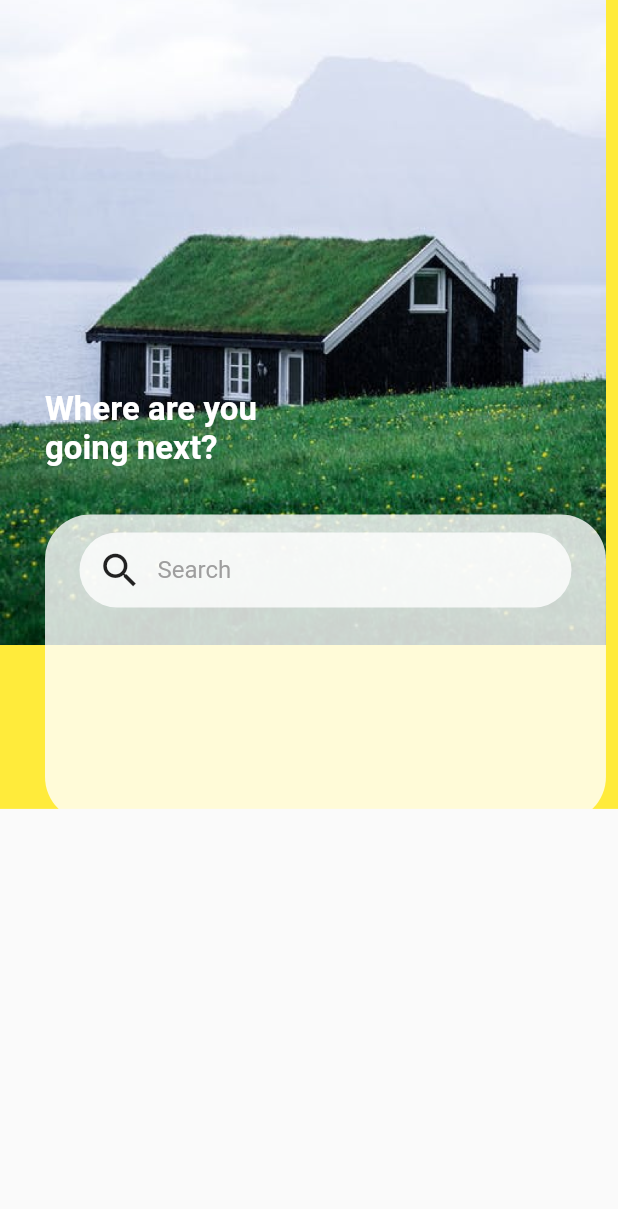
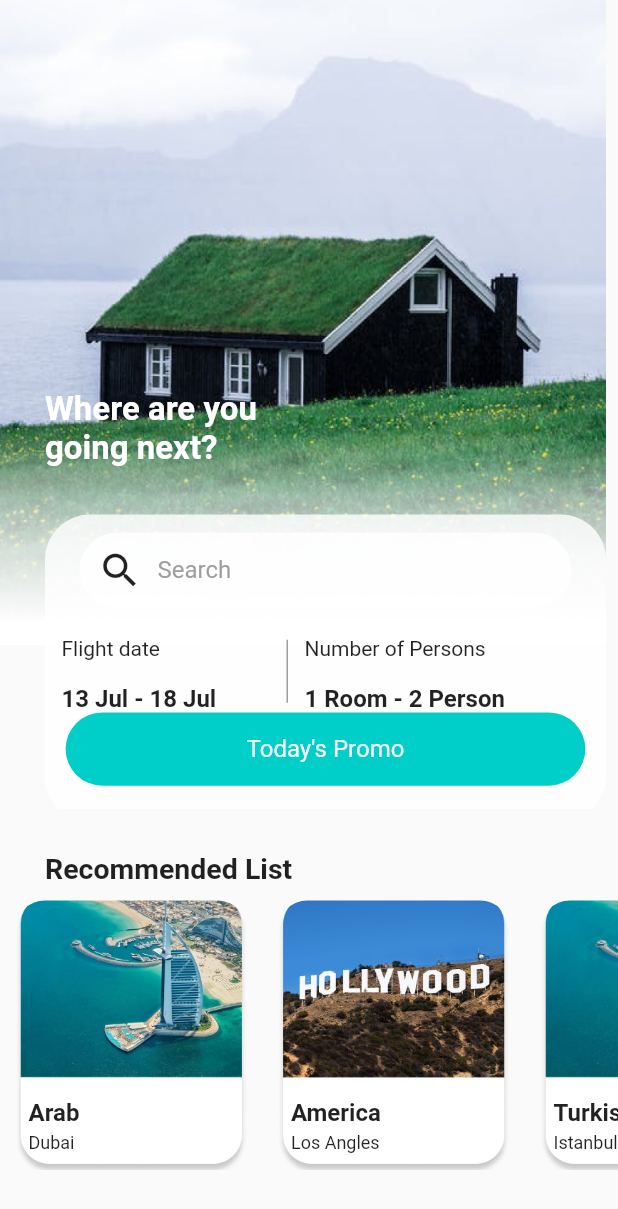
Before and after one commit to Otabek66/Exam, a Flutter app: the HomePage screen opened by its route, on a phone screen of 412 x 824 dp. Shown: the top 1209 px of the screen. Run offline on Flutter 3.47's test engine with Material 2 defaults, Android fonts, the phone set to English and light mode, and no system bars.

Commit message:
Home Pageda O'zgarishlar

```diff
--- /dev/null
+++ b/lib/core/components/house_container.dart
@@ -0,0 +1,20 @@
+import 'package:flutter/material.dart';
+
+class HouseContainer {
+  static container(String text,String texttwo) {
+    return Container(
+      margin: EdgeInsets.only(left: 11, top: 19),
+      width: 150,
+      child: Column(
+        crossAxisAlignment: CrossAxisAlignment.start,
+        children:  [
+          Text('$text\n',style: TextStyle(fontSize: 14),),
+          Text(
+            texttwo,
+            style: TextStyle(fontWeight: FontWeight.bold,fontSize: 16),
+          )
+        ],
+      ),
+    );
+  }
+}
--- a/lib/core/components/text_bold.dart
+++ b/lib/core/components/text_bold.dart
@@ -2,9 +2,12 @@ import 'package:exam/core/constants/constants.dart';
 import 'package:flutter/material.dart';
 
 class TextBold {
-  static myBoldText({required String text}) => Text(
+  static myBoldText({required String text, required double fontSize, Color? color}) => Text(
         text,
-        style: const TextStyle(
-            fontSize: 30, fontWeight: FontWeight.bold),
+        style: TextStyle(
+          fontSize: fontSize,
+          fontWeight: FontWeight.bold,
+          color: color
+        ),
       );
 }
--- /dev/null
+++ b/lib/data/city_info.dart
@@ -0,0 +1,10 @@
+import 'package:exam/models/city_model.dart';
+import 'package:exam/models/user_login_model.dart';
+
+class CityInfo {
+  static List<CityModel> usersInfo = [
+    CityModel('assets/images/dubai.png', 'Arab', 'Dubai'),
+    CityModel('assets/images/LosAngles.png', 'America', 'Los Angles'),
+    CityModel('assets/images/dubai.png', 'Turkish', 'Istanbul')
+  ];
+}
--- /dev/null
+++ b/lib/data/coutry_info.dart
@@ -0,0 +1,8 @@
+import 'package:exam/models/country_model.dart';
+
+class CountrInfo{
+  static List<CountryModel> countryInfo =[
+    CountryModel('assets/images/japan.png', 'Japan'),
+    CountryModel('assets/images/francy.png', 'Francy')
+  ];
+}
--- /dev/null
+++ b/lib/models/city_model.dart
@@ -0,0 +1,6 @@
+class CityModel{
+  String image;
+  String countrys;
+  String citys;
+  CityModel(this.image, this.countrys,this.citys);
+}
--- /dev/null
+++ b/lib/models/country_model.dart
@@ -0,0 +1,5 @@
+class CountryModel{
+  String image;
+  String name;
+  CountryModel(this.image, this.name);
+}
--- a/lib/screens/home_page.dart
+++ b/lib/screens/home_page.dart
@@ -1,6 +1,10 @@
+import 'package:exam/core/components/house_container.dart';
 import 'package:exam/core/components/input_comp.dart';
 import 'package:exam/core/components/sizeconfig.dart';
+import 'package:exam/core/components/text_bold.dart';
 import 'package:exam/core/constants/constants.dart';
+import 'package:exam/data/city_info.dart';
+import 'package:exam/data/coutry_info.dart';
 import 'package:flutter/material.dart';
 
 class HomePage extends StatefulWidget {
@@ -15,22 +19,30 @@ class _HomePageState extends State<HomePage> {
   @override
   Widget build(BuildContext context) {
     return Scaffold(
-      body: Column(
+      body: ListView(
         children: [
           Container(
             height: getHeight(553),
             width: double.infinity,
-            color: Colors.yellow,
             child: Stack(
               children: [
                 Container(
                     height: getHeight(441),
-                  color: Colors.amber,
-                  child: Image.asset(
+                    child: Stack(
+                      children: [
+                        Image.asset(
                           'assets/images/house.png',
                           fit: BoxFit.cover,
                         ),
+                        Positioned(
+                          bottom: 0,
+                          child: Image.asset(
+                            'assets/images/houseBottom.png',
+                            fit: BoxFit.cover,
                           ),
+                        ),
+                      ],
+                    )),
                 Positioned(
                   top: 260,
                   left: 30,
@@ -55,30 +67,29 @@ class _HomePageState extends State<HomePage> {
                         color: ColorsConst.whiteOpasity),
                     child: Column(
                       children: [
-                        Form(
-                          child: Column(
+                        Column(
                           mainAxisAlignment: MainAxisAlignment.center,
                           children: [
                             Container(
                               margin: EdgeInsets.only(top: 12),
                               decoration: BoxDecoration(
                                 borderRadius: BorderRadius.all(
-                                        Radius.circular(
-                                            RadiusConst.extraLargeRadius)),
-                                    color: ColorsConst.whiteOpasity),
+                                  Radius.circular(RadiusConst.extraLargeRadius),
+                                ),
+                                color: ColorsConst.whiteOpasity,
+                              ),
                               height: 50,
                               width: 328,
-                                child: Container(
                               child: Row(
                                 children: [
-                                      SizedBox(
+                                  const SizedBox(
                                     width: 12,
                                   ),
-                                      Icon(
+                                  const Icon(
                                     Icons.search,
                                     size: 30,
                                   ),
-                                      SizedBox(
+                                  const SizedBox(
                                     width: 10,
                                   ),
                                   Text(
@@ -91,8 +102,36 @@ class _HomePageState extends State<HomePage> {
                                 ],
                               ),
                             ),
+                          ],
                         ),
+                        Row(
+                          children: [
+                            HouseContainer.container(
+                                'Flight date', '13 Jul - 18 Jul'),
+                            Container(
+                                margin: EdgeInsets.only(top: 15),
+                                height: 42,
+                                width: 1,
+                                color: Colors.grey),
+                            HouseContainer.container(
+                                'Number of Persons', '1 Room - 2 Person'),
                           ],
+                        ),
+                        Container(
+                          height: getHeight(50),
+                          width: getWidth(328),
+                          decoration: BoxDecoration(
+                            borderRadius: BorderRadius.all(
+                              Radius.circular(RadiusConst.extraLargeRadius),
+                            ),
+                            color: ColorsConst.eColor,
+                          ),
+                          child: Center(
+                            child: Text(
+                              "Today's Promo",
+                              style: TextStyle(
+                                  color: ColorsConst.white, fontSize: 16),
+                            ),
                           ),
                         )
                       ],
@@ -102,6 +141,95 @@ class _HomePageState extends State<HomePage> {
               ],
             ),
           ),
+          Container(
+            alignment: Alignment.bottomLeft,
+            margin: const EdgeInsets.only(top: 29, left: 30),
+            child: TextBold.myBoldText(text: 'Recommended List', fontSize: 19),
+          ),
+          Container(
+            height: 200,
+            width: double.infinity,
+            child: ListView.builder(
+              itemBuilder: (_, __) {
+                return Container(
+                  height: 188,
+                  width: 155,
+                  margin: EdgeInsets.all(10),
+                  decoration: BoxDecoration(
+                    borderRadius: BorderRadius.only(
+                      topLeft: Radius.circular(RadiusConst.largeRadius),
+                      topRight: Radius.circular(RadiusConst.largeRadius),
+                    ),
+                    image: DecorationImage(
+                        image: AssetImage(CityInfo.usersInfo[__].image),
+                        fit: BoxFit.cover),
+                  ),
+                  child: Stack(
+                    children: [
+                      Positioned(
+                          top: 132,
+                          left: 9,
+                          child: TextBold.myBoldText(
+                              text: CityInfo.usersInfo[__].countrys,
+                              fontSize: 16)),
+                      Positioned(
+                          top: 155,
+                          left: 9,
+                          child: Text(
+                            CityInfo.usersInfo[__].citys,
+                            style: TextStyle(fontSize: 12),
+                          ))
+                    ],
+                  ),
+                );
+              },
+              itemCount: CityInfo.usersInfo.length,
+              scrollDirection: Axis.horizontal,
+            ),
+          ),
+          Container(
+            alignment: Alignment.bottomLeft,
+            margin: const EdgeInsets.only(top: 38, left: 30),
+            child:
+                TextBold.myBoldText(text: 'Popular Destination', fontSize: 19),
+          ),
+          Container(
+            height: 200,
+            width: double.infinity,
+            child: ListView.builder(
+              itemBuilder: (_, __) {
+                return Container(
+                  height: 188,
+                  width: 291,
+                  margin: EdgeInsets.all(10),
+                  decoration: BoxDecoration(
+                    borderRadius: BorderRadius.only(
+                      topLeft: Radius.circular(RadiusConst.largeRadius),
+                      topRight: Radius.circular(RadiusConst.largeRadius),
+                    ),
+                    image: DecorationImage(
+                        image: AssetImage(CountrInfo.countryInfo[__].image),
+                        fit: BoxFit.cover),
+                  ),
+                  child: Stack(
+                    children: [
+                      Positioned(
+                        top: 11,
+                        left: 18,
+                        child: TextBold.myBoldText(
+                          text: CountrInfo.countryInfo[__].name,
+                          fontSize: 22,
+                          color: Colors.white
+                        ),
+                      ),
+                    ],
+                  ),
+                );
+              },
+              itemCount: CountrInfo.countryInfo.length,
+              scrollDirection: Axis.horizontal,
+            ),
+          ),
         ],
       ),
     );
--- a/lib/screens/sign_in.dart
+++ b/lib/screens/sign_in.dart
@@ -41,7 +41,7 @@ class _LogInPageState extends State<LogInPage> {
                       height: 40,
                     ),
                     Row(children: [
-                      TextBold.myBoldText(text: "Log in"),
+                      TextBold.myBoldText(text: "Log in",fontSize: 30),
                     ]),
                     const SizedBox(
                       height: 31,
--- a/lib/screens/sign_up.dart
+++ b/lib/screens/sign_up.dart
@@ -43,7 +43,7 @@ class _SignUpPageState extends State<SignUpPage> {
                       height: 40,
                     ),
                     Row(children: [
-                      TextBold.myBoldText(text: "Sign Up"),
+                      TextBold.myBoldText(text: "Sign Up",fontSize: 30),
                     ]),
                     const SizedBox(
                       height: 31,
```
Also changed, not shown: assets/images/LosAngles.png (added), assets/images/dubai.png (added), assets/images/francy.png (added), assets/images/houseBottom.png (added), assets/images/japan.png (added). Lines whose indentation alone changed are shown as unchanged.
